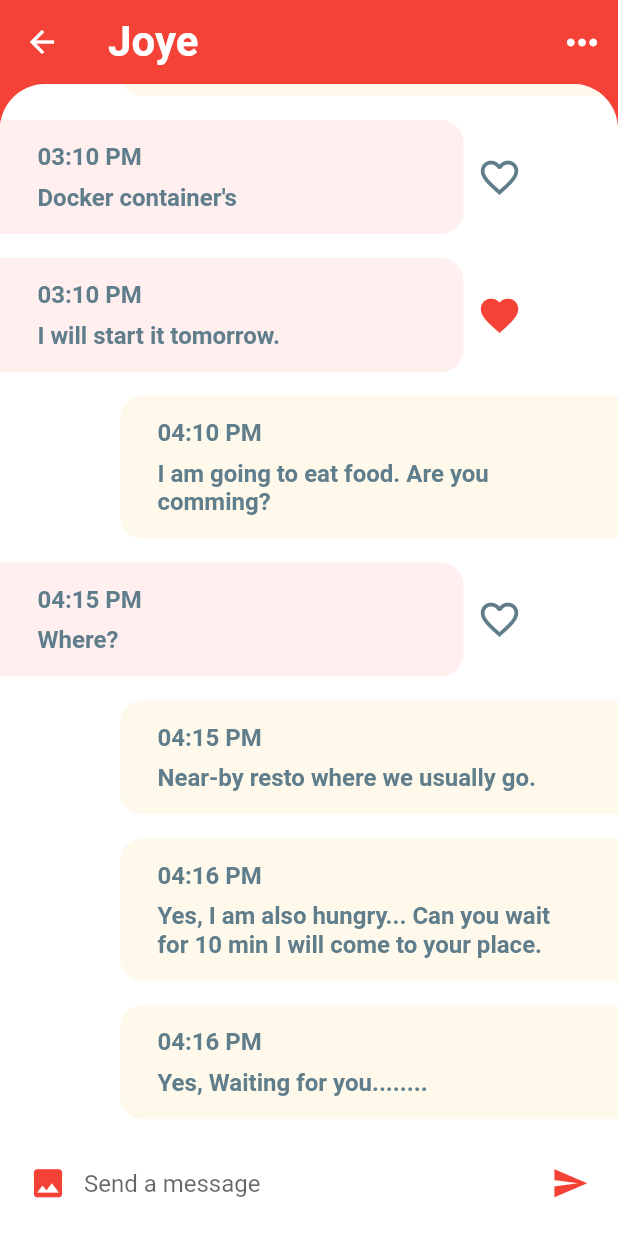
After one commit to ian-njuguna11/flutter_ui-3, a Flutter app: the screen it shows after launch, after a tap on "Joye", on a phone screen of 412 x 824 dp. The commit adds this screen. Run offline on Flutter 3.47's test engine with Material 2 defaults, Android fonts, the phone set to English and light mode, and no system bars.

Commit message:
chat app ui completed.

```diff
--- a/flutter_chat_ui/lib/models/message_model.dart
+++ b/flutter_chat_ui/lib/models/message_model.dart
@@ -85,57 +85,9 @@ List<Message> chats = [
 //example messages in chat screen
 List<Message> messages = [
   Message(
-      sender: joye,
-      time: '1:30 PM',
-      text: 'Hey, how\'s it going? What did you do today?',
-      isLiked: true,
-      unread: true),
-  Message(
       sender: currentUser,
-      time: '2:10 PM',
-      text: 'Just working on flutter UI learning. Flutter is awasome.',
-      isLiked: false,
-      unread: true),
-  Message(
-      sender: joye,
-      time: '2:11 PM',
-      text: 'Thats great. I also started. Doing new things...',
-      isLiked: false,
-      unread: true),
-  Message(
-      sender: currentUser,
-      time: '03:00 PM',
-      text: 'Great to talk to you. Which part?',
-      isLiked: false,
-      unread: true),
-  Message(
-      sender: joye,
-      time: '03:10 PM',
-      text: 'Docker container\'s',
-      isLiked: false,
-      unread: true),
-  Message(
-      sender: joye,
-      time: '03:10 PM',
-      text: 'I will start it tomorrow.',
-      isLiked: false,
-      unread: true),
-  Message(
-      sender: currentUser,
-      time: '04:10 PM',
-      text: 'I am going to eat food. Are you comming?',
-      isLiked: false,
-      unread: true),
-  Message(
-      sender: joye,
-      time: '04:15 PM',
-      text: 'Where?',
-      isLiked: false,
-      unread: true),
-  Message(
-      sender: currentUser,
-      time: '04:15 PM',
-      text: 'Near-by resto where we usually go.',
+      time: '04:16 PM',
+      text: 'Yes, Waiting for you........',
       isLiked: false,
       unread: true),
   Message(
@@ -147,8 +99,56 @@ List<Message> messages = [
       unread: true),
   Message(
       sender: currentUser,
-      time: '04:16 PM',
-      text: 'Yes, Waiting for you........',
+      time: '04:15 PM',
+      text: 'Near-by resto where we usually go.',
       isLiked: false,
       unread: true),
+  Message(
+      sender: joye,
+      time: '04:15 PM',
+      text: 'Where?',
+      isLiked: false,
+      unread: true),
+  Message(
+      sender: currentUser,
+      time: '04:10 PM',
+      text: 'I am going to eat food. Are you comming?',
+      isLiked: false,
+      unread: true),
+  Message(
+      sender: joye,
+      time: '03:10 PM',
+      text: 'I will start it tomorrow.',
+      isLiked: true,
+      unread: true),
+  Message(
+      sender: joye,
+      time: '03:10 PM',
+      text: 'Docker container\'s',
+      isLiked: false,
+      unread: true),
+  Message(
+      sender: currentUser,
+      time: '03:00 PM',
+      text: 'Great to talk to you. Which part?',
+      isLiked: false,
+      unread: true),
+  Message(
+      sender: joye,
+      time: '2:11 PM',
+      text: 'Thats great. I also started. Doing new things...',
+      isLiked: true,
+      unread: true),
+  Message(
+      sender: currentUser,
+      time: '2:10 PM',
+      text: 'Just working on flutter UI learning. Flutter is awasome.',
+      isLiked: false,
+      unread: true),
+  Message(
+      sender: joye,
+      time: '1:30 PM',
+      text: 'Hey, how\'s it going? What did you do today?',
+      isLiked: true,
+      unread: true),
 ];
--- /dev/null
+++ b/flutter_chat_ui/lib/screens/chat_screen.dart
@@ -0,0 +1,162 @@
+import 'package:flutter/material.dart';
+import 'package:flutter_chat_ui/models/message_model.dart';
+import 'package:flutter_chat_ui/models/user_model.dart';
+
+class ChatScreen extends StatefulWidget {
+  final User user;
+
+  ChatScreen({this.user});
+
+  @override
+  _ChatScreenState createState() => _ChatScreenState();
+}
+
+class _ChatScreenState extends State<ChatScreen> {
+  _buildMessage(Message message, bool isMe) {
+    final Container msg = Container(
+      margin: isMe
+          ? EdgeInsets.only(top: 8.0, bottom: 8.0, left: 80.0)
+          : EdgeInsets.only(top: 8.0, bottom: 8.0),
+      padding: EdgeInsets.symmetric(horizontal: 25.0, vertical: 15.0),
+      width: MediaQuery.of(context).size.width * 0.75,
+      decoration: BoxDecoration(
+          color: isMe ? Theme.of(context).accentColor : Color(0xFFFFEFEE),
+          borderRadius: isMe
+              ? BorderRadius.only(
+                  topLeft: Radius.circular(15.0),
+                  bottomLeft: Radius.circular(15.0))
+              : BorderRadius.only(
+                  topRight: Radius.circular(15.0),
+                  bottomRight: Radius.circular(15.0))),
+      child: Column(
+        crossAxisAlignment: CrossAxisAlignment.start,
+        children: <Widget>[
+          Text(
+            message.time,
+            style: TextStyle(
+              color: Colors.blueGrey,
+              fontSize: 16.0,
+              fontWeight: FontWeight.w600,
+            ),
+          ),
+          SizedBox(
+            height: 8.0,
+          ),
+          Text(
+            message.text,
+            style: TextStyle(
+              color: Colors.blueGrey,
+              fontSize: 16.0,
+              fontWeight: FontWeight.w600,
+            ),
+          ),
+        ],
+      ),
+    );
+    if (isMe) {
+      return msg;
+    }
+    return Row(
+      children: <Widget>[
+        msg,
+        IconButton(
+          icon: message.isLiked
+              ? Icon(Icons.favorite)
+              : Icon(Icons.favorite_border),
+          iconSize: 30.0,
+          color: message.isLiked
+              ? Theme.of(context).primaryColor
+              : Colors.blueGrey,
+          onPressed: () {},
+        ),
+      ],
+    );
+  }
+
+  _buildMessageComposer() {
+    return Container(
+      padding: EdgeInsets.symmetric(horizontal: 8.0),
+      height: 70.0,
+      color: Colors.white,
+      child: Row(
+        children: <Widget>[
+          IconButton(
+            icon: Icon(Icons.photo),
+            iconSize: 25.0,
+            color: Theme.of(context).primaryColor,
+            onPressed: () {},
+          ),
+          Expanded(
+            child: TextField(
+              textCapitalization: TextCapitalization.sentences,
+              onChanged: (value) {},
+              decoration: InputDecoration.collapsed(hintText: 'Send a message'),
+            ),
+          ),
+          IconButton(
+            icon: Icon(Icons.send),
+            iconSize: 25.0,
+            color: Theme.of(context).primaryColor,
+            onPressed: () {},
+          ),
+        ],
+      ),
+    );
+  }
+
+  @override
+  Widget build(BuildContext context) {
+    return Scaffold(
+      backgroundColor: Theme.of(context).primaryColor,
+      appBar: AppBar(
+        title: Text(
+          widget.user.name,
+          style: TextStyle(fontSize: 28.0, fontWeight: FontWeight.bold),
+        ),
+        elevation: 0.0,
+        actions: <Widget>[
+          IconButton(
+            icon: Icon(Icons.more_horiz),
+            iconSize: 30.0,
+            color: Colors.white,
+            onPressed: () {},
+          ),
+        ],
+      ),
+      body: GestureDetector(
+        onTap: () => FocusScope.of(context).unfocus(),
+        child: Column(
+          children: <Widget>[
+            Expanded(
+              child: Container(
+                  decoration: BoxDecoration(
+                    color: Colors.white,
+                    borderRadius: BorderRadius.only(
+                      topLeft: Radius.circular(30.0),
+                      topRight: Radius.circular(30.0),
+                    ),
+                  ),
+                  child: ClipRRect(
+                    borderRadius: BorderRadius.only(
+                      topLeft: Radius.circular(30.0),
+                      topRight: Radius.circular(30.0),
+                    ),
+                    child: ListView.builder(
+                      reverse: true,
+                      padding: EdgeInsets.only(top: 15.0),
+                      itemCount: messages.length,
+                      itemBuilder: (BuildContext context, int index) {
+                        final Message message = messages[index];
+                        bool isMe = message.sender.id == currentUser.id;
+                        return _buildMessage(message, isMe);
+                      },
+                    ),
+                  )),
+            ),
+            _buildMessageComposer()
+          ],
+        ),
+      ),
+    );
+  }
+}
--- a/flutter_chat_ui/lib/widgets/favorite_contacts.dart
+++ b/flutter_chat_ui/lib/widgets/favorite_contacts.dart
@@ -1,5 +1,6 @@
 import 'package:flutter/material.dart';
 import 'package:flutter_chat_ui/models/message_model.dart';
+import 'package:flutter_chat_ui/screens/chat_screen.dart';
 
 class FavoriteContacts extends StatelessWidget {
   @override
@@ -37,13 +38,19 @@ class FavoriteContacts extends StatelessWidget {
               scrollDirection: Axis.horizontal,
               itemCount: favorites.length,
               itemBuilder: (BuildContext context, int index) {
-                return Padding(
+                return GestureDetector(
+                  onTap: () => Navigator.push(
+                      context,
+                      MaterialPageRoute(
+                          builder: (_) => ChatScreen(user: favorites[index]))),
+                  child: Padding(
                     padding: const EdgeInsets.all(10.0),
                     child: Column(
                       children: <Widget>[
                         CircleAvatar(
                           radius: 35.0,
-                        backgroundImage: AssetImage(favorites[index].imageUrl),
+                          backgroundImage:
+                              AssetImage(favorites[index].imageUrl),
                         ),
                         SizedBox(height: 4.0),
                         Text(
@@ -55,6 +62,7 @@ class FavoriteContacts extends StatelessWidget {
                         ),
                       ],
                     ),
+                  ),
                 );
               },
             ),
--- a/flutter_chat_ui/lib/widgets/recent_chats.dart
+++ b/flutter_chat_ui/lib/widgets/recent_chats.dart
@@ -1,5 +1,6 @@
 import 'package:flutter/material.dart';
 import 'package:flutter_chat_ui/models/message_model.dart';
+import 'package:flutter_chat_ui/screens/chat_screen.dart';
 
 class RecentChats extends StatelessWidget {
   @override
@@ -18,9 +19,15 @@ class RecentChats extends StatelessWidget {
             itemCount: chats.length,
             itemBuilder: (BuildContext context, int index) {
               final Message chat = chats[index];
-              return Container(
+              return GestureDetector(
+                onTap: () => Navigator.push(
+                    context,
+                    MaterialPageRoute(
+                        builder: (_) => ChatScreen(user: chat.sender))),
+                child: Container(
                   margin: EdgeInsets.only(top: 5.0, bottom: 5.0, right: 20.0),
-                padding: EdgeInsets.symmetric(horizontal: 20.0, vertical: 10.0),
+                  padding:
+                      EdgeInsets.symmetric(horizontal: 20.0, vertical: 10.0),
                   decoration: BoxDecoration(
                     color: chat.unread ? Color(0xFFFFEFEE) : Colors.white,
                     borderRadius: BorderRadius.only(
@@ -34,7 +41,8 @@ class RecentChats extends StatelessWidget {
                         children: <Widget>[
                           CircleAvatar(
                               radius: 35.0,
-                            backgroundImage: AssetImage(chat.sender.imageUrl)),
+                              backgroundImage:
+                                  AssetImage(chat.sender.imageUrl)),
                           SizedBox(width: 10.0),
                           Column(
                             crossAxisAlignment: CrossAxisAlignment.start,
@@ -91,6 +99,7 @@ class RecentChats extends StatelessWidget {
                       )
                     ],
                   ),
+                ),
               );
             },
           ),
```
Lines whose indentation alone changed are shown as unchanged.
